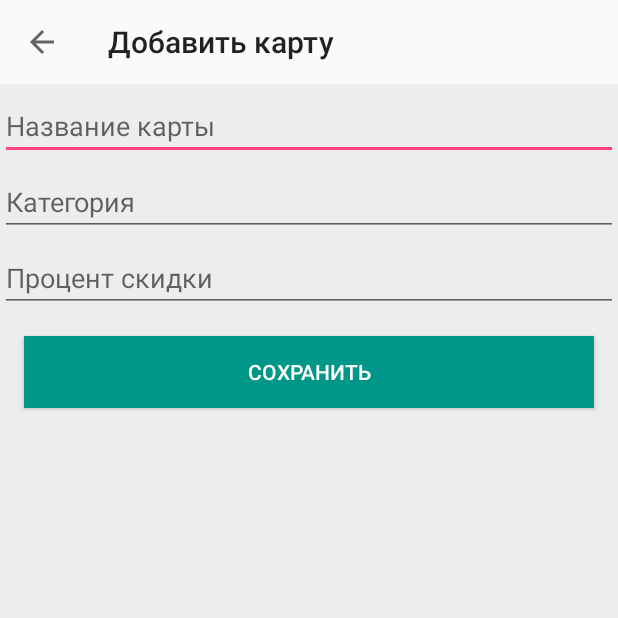
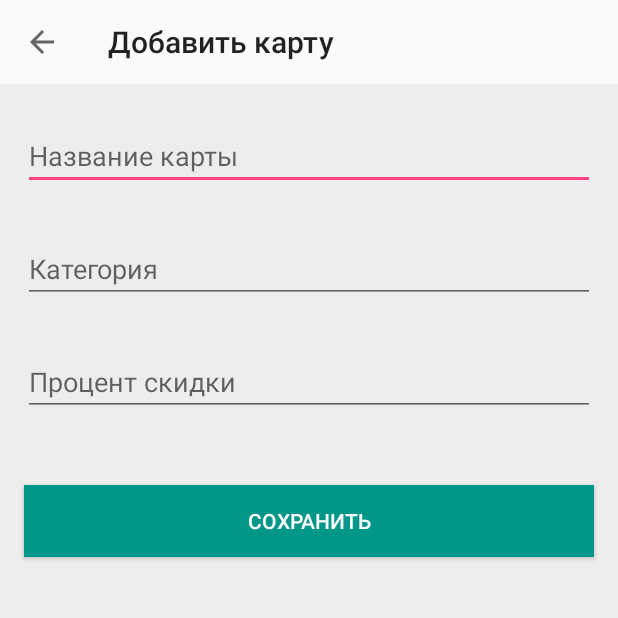
Before and after one commit to SergeyGluxov/CARDbag, an Android app: the screen it shows after launch (CardAddActivity), after a tap on an icon or button, on a phone screen of 412 x 824 dp, the top half of it. Run offline under Robolectric (Android 15) with nearby library versions, the phone set to English and light mode, and no system bars.

Commit message:
Доработал сохранение карточки, внес поправки в макет

```diff
--- a/app/src/main/java/info/goodline/cardbag/CardAddActivity.java
+++ b/app/src/main/java/info/goodline/cardbag/CardAddActivity.java
@@ -10,6 +10,7 @@ import android.view.Menu;
 import android.view.MenuInflater;
 import android.view.MenuItem;
 import android.view.View;
+import android.widget.EditText;
 import android.widget.RelativeLayout;
 import android.widget.TextView;
 
@@ -19,16 +20,26 @@ public class CardAddActivity extends AppCompatActivity {
     private Toolbar toolbar;
     private Card card;
 
+    private EditText etName;
+    private EditText etCategory;
+    private EditText etDiscount;
+
     @Override
     protected void onCreate(Bundle savedInstanceState) {
         super.onCreate(savedInstanceState);
         setContentView(R.layout.activity_add_card);
+
+        card = new Card();
 
         toolbar = findViewById(R.id.toolbar);
         setSupportActionBar(toolbar);
         getSupportActionBar().setTitle("Добавить карту");
         getSupportActionBar().setDisplayHomeAsUpEnabled(true);
         getSupportActionBar().setDisplayShowHomeEnabled(true);
+
+        etName = findViewById(R.id.name);
+        etCategory = findViewById(R.id.category);
+        etDiscount = findViewById(R.id.discount);
 
     }
 
@@ -45,18 +56,13 @@ public class CardAddActivity extends AppCompatActivity {
 
     public void btSaveCard(View view) {
 
-        String tvName = findViewById(R.id.tvName).toString();
-        String tvCategory = findViewById(R.id.tvCategory).toString();
-        String tvDiscount = findViewById(R.id.tvDiscount).toString();
-
-        card = new Card();
-        card.setName(tvName);
-        card.setCategory(tvCategory);
-        card.setDiscount(tvDiscount);
+        card.setName(etName.getText().toString());
+        card.setCategory(etCategory.getText().toString());
+        card.setDiscount(etDiscount.getText().toString());
 
         Intent intent = new Intent(this, CardListActivity.class);
-        intent.putExtra(Card.class.getSimpleName(),card);
-        setResult(Activity.RESULT_OK, intent);
+        intent.putExtra(Card.class.getSimpleName(), card);
+        setResult(RESULT_OK, intent);
         finish();
     }
 }
--- a/app/src/main/java/info/goodline/cardbag/CardListActivity.java
+++ b/app/src/main/java/info/goodline/cardbag/CardListActivity.java
@@ -6,6 +6,8 @@ import android.os.Bundle;
 import android.support.annotation.Nullable;
 import android.support.v7.app.AppCompatActivity;
 import android.support.v7.widget.Toolbar;
+import android.view.Menu;
+import android.view.MenuInflater;
 import android.view.MenuItem;
 import android.view.View;
 import android.widget.RelativeLayout;
@@ -40,9 +42,19 @@ public class CardListActivity extends AppCompatActivity {
         tvName = findViewById(R.id.tvName);
         tvCategory = findViewById(R.id.tvCategory);
         tvDiscount = findViewById(R.id.tvDiscount);
+        rlCard.setVisibility(View.GONE);
+    }
 
-        rlNoCard.setVisibility(View.VISIBLE);
-        rlCard.setVisibility(View.GONE);
+    public void btAddCard(View view) {
+        Intent intent = new Intent(this, CardAddActivity.class);
+        startActivityForResult(intent, COUNT_CARD);
+    }
+
+    @Override
+    public boolean onCreateOptionsMenu(Menu menu) {
+        MenuInflater inflater = getMenuInflater();
+        inflater.inflate(R.menu.menu, menu);
+        return true;
     }
 
     @Override
@@ -60,31 +72,30 @@ public class CardListActivity extends AppCompatActivity {
     protected void onActivityResult(int requestCode, int resultCode, @Nullable Intent data) {
         super.onActivityResult(requestCode, resultCode, data);
 
-             if (requestCode == 1)
-             {
-
-                if (resultCode == Activity.RESULT_OK) {
-
-                    rlCard.setVisibility(View.GONE);
+        if (resultCode == RESULT_OK) {
+            switch (requestCode) {
+                case COUNT_CARD:
+                    rlCard.setVisibility(View.VISIBLE);
                     rlNoCard.setVisibility(View.GONE);
 
-                    Bundle arguments = getIntent().getExtras();
-                    Card card = (Card)arguments.getSerializable(Card.class.getSimpleName());
+                    Bundle arg = data.getExtras();
+                    if (arg == null) {
+                        return;
+                    }
 
-                   String name =  data.getStringExtra(card.getName());
-                   String categor = data.getStringExtra(card.getCategory());
-                   String discount = data.getStringExtra(card.getDiscount());
+                    Card card = (Card) arg.getSerializable(Card.class.getSimpleName());
+                    if (card == null) {
+                        return;
+                    }
 
+                    String name = card.getName();
+                    String category = card.getCategory();
+                    String discount = card.getDiscount();
                     tvName.setText(name);
-                    tvCategory.setText(categor);
+                    tvCategory.setText(category);
                     tvDiscount.setText("Скидка" + discount + "%");
-                }
+
+            }
         }
     }
-
-    public void btAddCard(View view) {
-        Intent intent = new Intent(this, CardAddActivity.class);
-        startActivityForResult(intent, 1);
-    }
-
 }
--- a/app/src/main/res/layout/activity_add_card.xml
+++ b/app/src/main/res/layout/activity_add_card.xml
@@ -26,21 +26,28 @@
             android:layout_width="match_parent"
             android:layout_height="wrap_content"
             android:hint="Название карты"
-            android:paddingTop="15dp" />
+            android:layout_marginRight="15dp"
+            android:layout_marginLeft="15dp"
+            android:layout_marginTop="25dp"
+            android:layout_marginBottom="30dp"/>
 
         <EditText
             android:id="@+id/category"
             android:layout_width="match_parent"
             android:layout_height="wrap_content"
             android:hint="Категория"
-            android:paddingTop="15dp" />
+            android:layout_marginRight="15dp"
+            android:layout_marginLeft="15dp"
+            android:layout_marginBottom="30dp"/>
 
         <EditText
             android:id="@+id/discount"
             android:layout_width="match_parent"
             android:layout_height="wrap_content"
             android:hint="Процент скидки"
-            android:paddingTop="15dp" />
+            android:layout_marginRight="15dp"
+            android:layout_marginLeft="15dp"
+            android:layout_marginBottom="30dp"/>
 
         <Button
             android:id="@+id/save"
@@ -51,7 +58,9 @@
             android:background="#009788"
             android:text="Сохранить"
             android:textColor="#FFFFFF"
-            android:textSize="14sp" />
+            android:textSize="14sp"
+            android:layout_marginRight="15dp"
+            android:layout_marginLeft="15dp"/>
     </LinearLayout>
 
 
```
Also changed, not shown: app/src/main/res/drawable/shapes.xml (+5 -4 lines).
